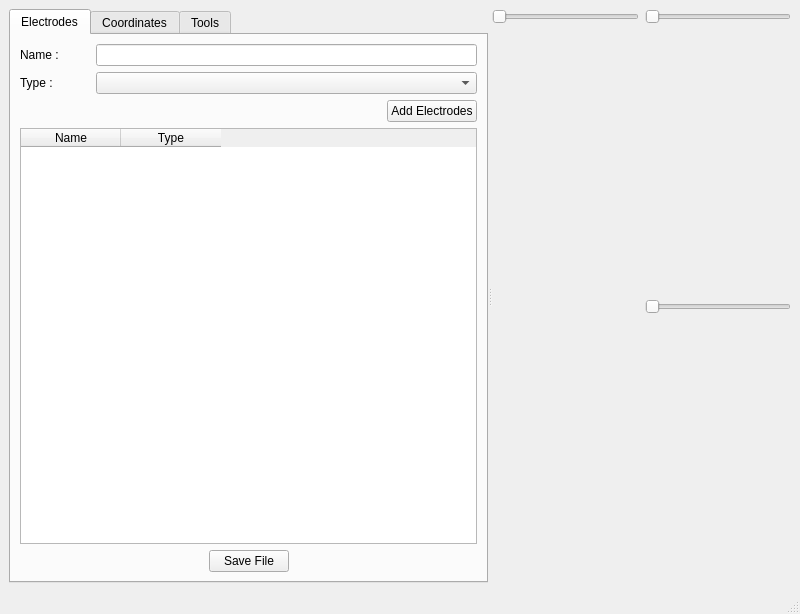
Before: the Qt Designer form ciclone/forms/ImagesViewer.ui in NeuroTech-Platform/CiCLONE, drawn with Qt 5.
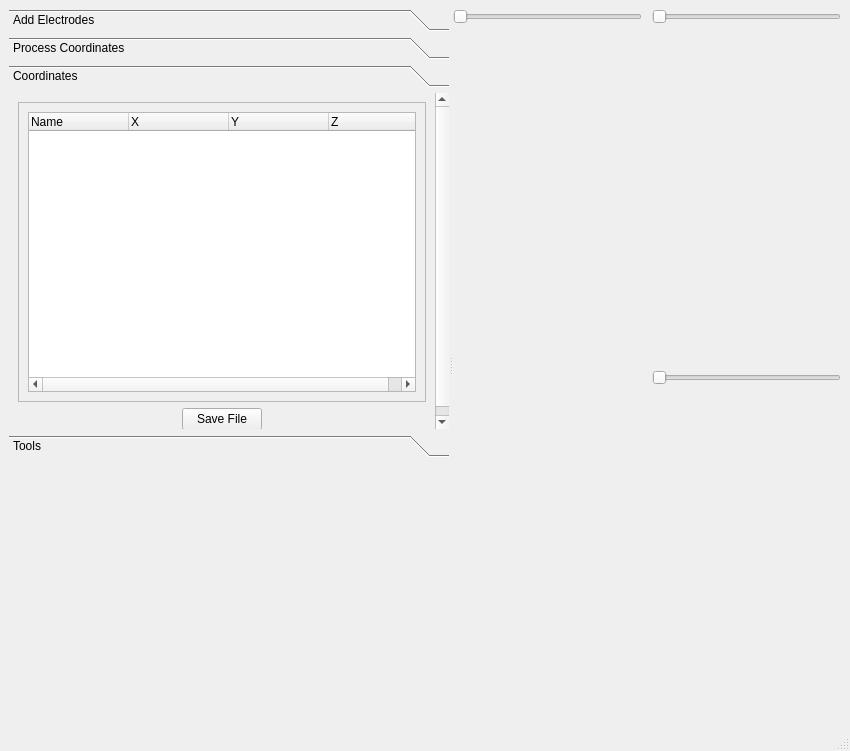
After: the same form once the commit is applied. The open tabs and pages were chosen to show the change. Custom widgets are drawn as their Qt base class.

Commit message: Move things around in the UI + add cursor rules

The edit to the form file:
```diff
--- a/ciclone/forms/ImagesViewer.ui
+++ b/ciclone/forms/ImagesViewer.ui
@@ -6,30 +6,62 @@
    <rect>
     <x>0</x>
     <y>0</y>
-    <width>800</width>
-    <height>614</height>
+    <width>850</width>
+    <height>751</height>
    </rect>
   </property>
   <property name="windowTitle">
    <string>ImagesViewer</string>
   </property>
   <widget class="QWidget" name="centralwidget">
-   <layout class="QGridLayout" name="gridLayout_5">
+   <layout class="QGridLayout" name="gridLayout_2">
     <item row="0" column="0">
      <widget class="QSplitter" name="splitter">
       <property name="orientation">
        <enum>Qt::Orientation::Horizontal</enum>
       </property>
-      <widget class="QTabWidget" name="tabWidget">
+      <widget class="QWidget" name="leftPanel">
+       <layout class="QVBoxLayout" name="leftPanelLayout">
+        <property name="spacing">
+         <number>0</number>
+        </property>
+        <item>
+         <widget class="QToolBox" name="toolBox">
+          <property name="sizePolicy">
+           <sizepolicy hsizetype="Preferred" vsizetype="Preferred">
+            <horstretch>0</horstretch>
+            <verstretch>0</verstretch>
+           </sizepolicy>
+          </property>
        <property name="currentIndex">
         <number>0</number>
        </property>
-       <widget class="QWidget" name="tab_3">
-        <attribute name="title">
-         <string>Electrodes</string>
-        </attribute>
-        <layout class="QGridLayout" name="gridLayout_2">
-         <item row="0" column="0">
+          <widget class="QWidget" name="page_5">
+           <property name="geometry">
+            <rect>
+             <x>0</x>
+             <y>0</y>
+             <width>498</width>
+             <height>123</height>
+            </rect>
+           </property>
+           <property name="sizePolicy">
+            <sizepolicy hsizetype="Preferred" vsizetype="Maximum">
+             <horstretch>0</horstretch>
+             <verstretch>0</verstretch>
+            </sizepolicy>
+           </property>
+           <property name="minimumSize">
+            <size>
+             <width>0</width>
+             <height>0</height>
+            </size>
+           </property>
+           <attribute name="label">
+            <string>Add Electrodes</string>
+           </attribute>
+           <layout class="QVBoxLayout" name="verticalLayout_2">
+            <item>
           <layout class="QHBoxLayout" name="horizontalLayout_2">
            <item>
             <widget class="QLabel" name="label">
@@ -49,7 +81,7 @@
            </item>
           </layout>
          </item>
-         <item row="1" column="0">
+            <item>
           <layout class="QHBoxLayout" name="horizontalLayout">
            <item>
             <widget class="QLabel" name="label_2">
@@ -76,21 +108,6 @@
            </item>
           </layout>
          </item>
-         <item row="2" column="0">
-          <layout class="QHBoxLayout" name="horizontalLayout_3">
-           <item>
-            <spacer name="horizontalSpacer">
-             <property name="orientation">
-              <enum>Qt::Orientation::Horizontal</enum>
-             </property>
-             <property name="sizeHint" stdset="0">
-              <size>
-               <width>40</width>
-               <height>20</height>
-              </size>
-             </property>
-            </spacer>
-           </item>
            <item>
             <widget class="QPushButton" name="AddElectrodePushButton">
              <property name="text">
@@ -99,69 +116,36 @@
             </widget>
            </item>
           </layout>
-         </item>
-         <item row="3" column="0">
-          <widget class="QTableWidget" name="ElectrodeTableWidget">
-           <column>
-            <property name="text">
-             <string>Name</string>
-            </property>
-           </column>
-           <column>
-            <property name="text">
-             <string>Type</string>
-            </property>
-           </column>
           </widget>
-         </item>
-         <item row="4" column="0">
-          <layout class="QHBoxLayout" name="horizontalLayout_4">
-           <item>
-            <spacer name="horizontalSpacer_2">
-             <property name="orientation">
-              <enum>Qt::Orientation::Horizontal</enum>
-             </property>
-             <property name="sizeHint" stdset="0">
-              <size>
-               <width>40</width>
-               <height>20</height>
-              </size>
-             </property>
-            </spacer>
-           </item>
-           <item>
-            <widget class="QPushButton" name="SaveFilePushButton">
-             <property name="text">
-              <string>Save File</string>
-             </property>
-            </widget>
-           </item>
-           <item>
-            <spacer name="horizontalSpacer_3">
-             <property name="orientation">
-              <enum>Qt::Orientation::Horizontal</enum>
-             </property>
-             <property name="sizeHint" stdset="0">
+          <widget class="QWidget" name="page_6">
+           <property name="geometry">
+            <rect>
+             <x>0</x>
+             <y>0</y>
+             <width>498</width>
+             <height>215</height>
+            </rect>
+           </property>
+           <property name="sizePolicy">
+            <sizepolicy hsizetype="Preferred" vsizetype="Maximum">
+             <horstretch>0</horstretch>
+             <verstretch>0</verstretch>
+            </sizepolicy>
+           </property>
+           <property name="minimumSize">
               <size>
-               <width>40</width>
-               <height>20</height>
-              </size>
-             </property>
-            </spacer>
-           </item>
-          </layout>
-         </item>
-        </layout>
-       </widget>
-       <widget class="QWidget" name="tab_4">
-        <attribute name="title">
-         <string>Coordinates</string>
-        </attribute>
-        <layout class="QGridLayout" name="gridLayout_4">
-         <item row="0" column="0">
+             <width>0</width>
+             <height>0</height>
+            </size>
+           </property>
+           <attribute name="label">
+            <string>Process Coordinates</string>
+           </attribute>
+           <layout class="QVBoxLayout" name="verticalLayout_3">
+            <item>
           <widget class="QComboBox" name="ElectrodesComboBox"/>
          </item>
-         <item row="1" column="0">
+            <item>
           <widget class="QGroupBox" name="groupBox">
            <property name="title">
             <string>Calculate Coordinates</string>
@@ -233,23 +217,63 @@
            </layout>
           </widget>
          </item>
-         <item row="2" column="0">
-          <widget class="QTableWidget" name="ElectrodesTable">
-           <property name="maximumSize">
+           </layout>
+          </widget>
+          <widget class="QWidget" name="page_7">
+           <property name="geometry">
+            <rect>
+             <x>0</x>
+             <y>0</y>
+             <width>498</width>
+             <height>466</height>
+            </rect>
+           </property>
+           <property name="sizePolicy">
+            <sizepolicy hsizetype="Preferred" vsizetype="Expanding">
+             <horstretch>0</horstretch>
+             <verstretch>1</verstretch>
+            </sizepolicy>
+           </property>
+           <property name="minimumSize">
             <size>
-             <width>16777215</width>
-             <height>16777215</height>
+             <width>0</width>
+             <height>0</height>
             </size>
            </property>
-           <attribute name="horizontalHeaderCascadingSectionResizes">
-            <bool>false</bool>
+           <attribute name="label">
+            <string>Coordinates</string>
            </attribute>
-           <attribute name="horizontalHeaderStretchLastSection">
-            <bool>false</bool>
-           </attribute>
+           <layout class="QVBoxLayout" name="verticalLayout_4">
+            <item>
+             <widget class="QScrollArea" name="treeScrollArea">
+              <property name="minimumSize">
+               <size>
+                <width>0</width>
+                <height>300</height>
+               </size>
+              </property>
+              <property name="widgetResizable">
+               <bool>true</bool>
+              </property>
+              <property name="sizePolicy">
+               <sizepolicy hsizetype="Preferred" vsizetype="Expanding">
+                <horstretch>0</horstretch>
+                <verstretch>1</verstretch>
+               </sizepolicy>
+              </property>
+              <widget class="QWidget" name="scrollAreaWidgetContents">
+               <layout class="QVBoxLayout" name="scrollLayout">
+                <item>
+                 <widget class="QTreeWidget" name="ElectrodeTreeWidget">
+                  <property name="sizePolicy">
+                   <sizepolicy hsizetype="Preferred" vsizetype="Expanding">
+                    <horstretch>0</horstretch>
+                    <verstretch>1</verstretch>
+                   </sizepolicy>
+                  </property>
            <column>
             <property name="text">
-             <string>Label</string>
+                    <string>Name</string>
             </property>
            </column>
            <column>
@@ -271,11 +295,72 @@
          </item>
         </layout>
        </widget>
-       <widget class="QWidget" name="tab">
-        <attribute name="title">
+             </widget>
+            </item>
+            <item>
+             <layout class="QHBoxLayout" name="horizontalLayout_4">
+              <item>
+               <spacer name="horizontalSpacer_2">
+                <property name="orientation">
+                 <enum>Qt::Orientation::Horizontal</enum>
+                </property>
+                <property name="sizeHint" stdset="0">
+                 <size>
+                  <width>40</width>
+                  <height>20</height>
+                 </size>
+                </property>
+               </spacer>
+              </item>
+              <item>
+               <widget class="QPushButton" name="SaveFilePushButton">
+                <property name="text">
+                 <string>Save File</string>
+                </property>
+               </widget>
+              </item>
+              <item>
+               <spacer name="horizontalSpacer_3">
+                <property name="orientation">
+                 <enum>Qt::Orientation::Horizontal</enum>
+                </property>
+                <property name="sizeHint" stdset="0">
+                 <size>
+                  <width>40</width>
+                  <height>20</height>
+                 </size>
+                </property>
+               </spacer>
+              </item>
+             </layout>
+            </item>
+           </layout>
+          </widget>
+          <widget class="QWidget" name="page_8">
+           <property name="geometry">
+            <rect>
+             <x>0</x>
+             <y>0</y>
+             <width>498</width>
+             <height>44</height>
+            </rect>
+           </property>
+           <property name="sizePolicy">
+            <sizepolicy hsizetype="Preferred" vsizetype="Maximum">
+             <horstretch>0</horstretch>
+             <verstretch>0</verstretch>
+            </sizepolicy>
+           </property>
+           <property name="minimumSize">
+            <size>
+             <width>0</width>
+             <height>0</height>
+            </size>
+           </property>
+           <attribute name="label">
          <string>Tools</string>
         </attribute>
-        <layout class="QVBoxLayout" name="verticalLayout">
+           <layout class="QHBoxLayout" name="horizontalLayout_3">
          <item>
           <widget class="QPushButton" name="Viewer3dButton">
            <property name="text">
@@ -286,8 +371,33 @@
         </layout>
        </widget>
       </widget>
+        </item>
+        <item>
+         <spacer name="verticalSpacer">
+          <property name="orientation">
+           <enum>Qt::Orientation::Vertical</enum>
+          </property>
+          <property name="sizeHint" stdset="0">
+           <size>
+            <width>10</width>
+            <height>20</height>
+           </size>
+          </property>
+         </spacer>
+        </item>
+       </layout>
+      </widget>
       <widget class="QWidget" name="layoutWidget">
        <layout class="QGridLayout" name="gridLayout">
+        <property name="spacing">
+         <number>10</number>
+        </property>
+        <property name="columnStretch">
+         <number>1,1</number>
+        </property>
+        <property name="rowStretch">
+         <number>1,1</number>
+        </property>
         <item row="0" column="0">
          <layout class="QVBoxLayout" name="Axial_verticalLayout">
           <item>
@@ -377,7 +487,7 @@
     <rect>
      <x>0</x>
      <y>0</y>
-     <width>800</width>
+     <width>850</width>
      <height>37</height>
     </rect>
    </property>
```
Lines whose indentation alone changed are shown as unchanged. The commit also changes 3 other files.
